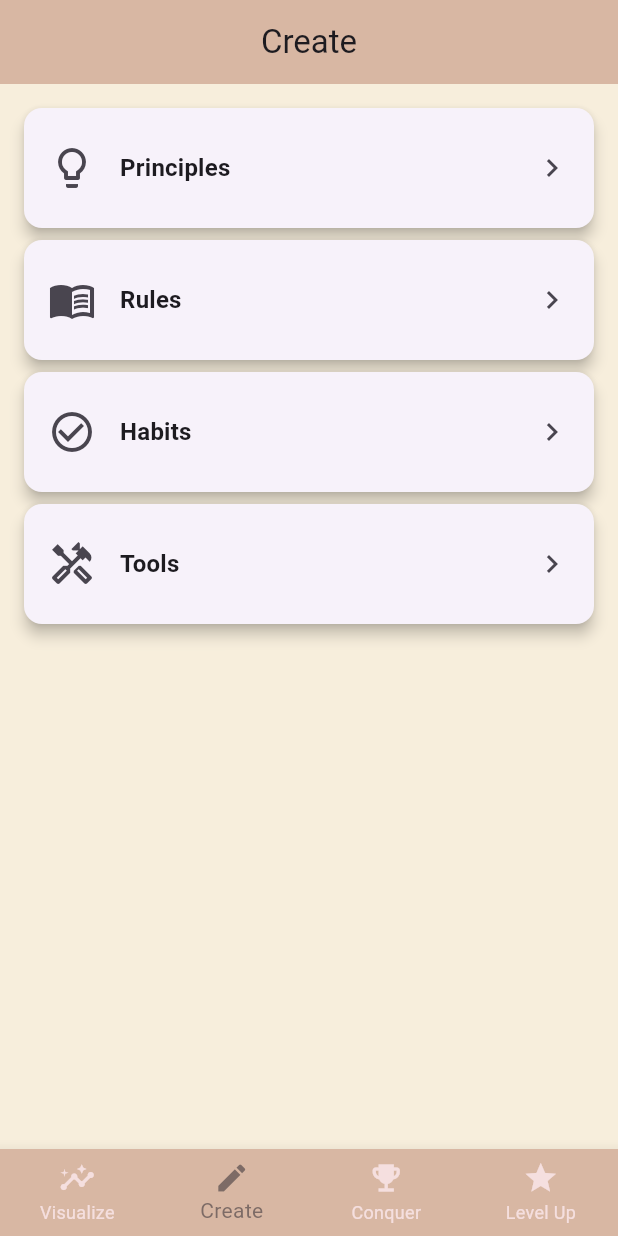
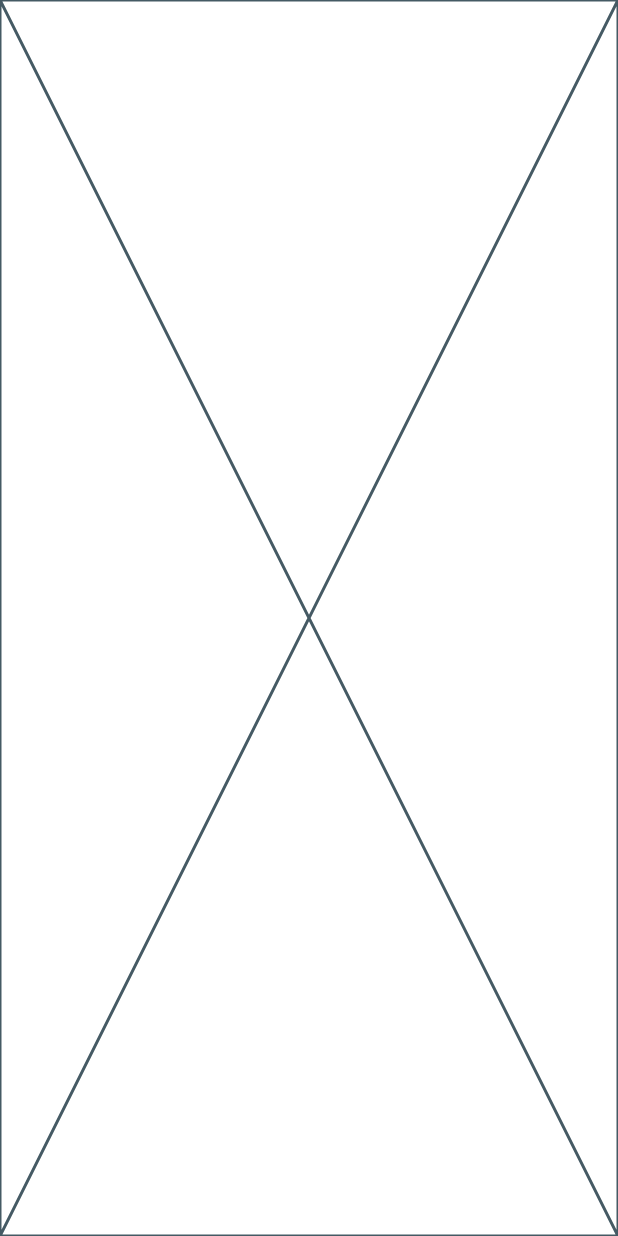
Before and after one commit to johnywakim02/strive-flow, a Flutter app: the CreatePage screen opened by its route, after a tap on "Habits", on a phone screen of 412 x 824 dp. Run offline on Flutter 3.47's test engine with Material 3 defaults, Android fonts, the phone set to English and light mode, and no system bars; our stand-ins replace flutter_markdown_plus, freezed_annotation, go_router, google_fonts, hive_ce, hive_ce_flutter; accounts and stored records are empty.

Commit message:
added the habits page and starting to work on it

```diff
--- a/lib/core/navigation/go_router_paths.dart
+++ b/lib/core/navigation/go_router_paths.dart
@@ -7,4 +7,5 @@ class GoRouterPaths {
   ];
   static String createPrinciple = '/create/principle';
   static String createRule = '/create/rule';
+  static String createHabit = '/create/habit';
 }
--- a/lib/core/navigation/go_router_routes.dart
+++ b/lib/core/navigation/go_router_routes.dart
@@ -6,6 +6,7 @@ import 'package:strive_flow/core/navigation/go_router_paths.dart';
 import 'package:strive_flow/core/provider/page_vm_providers.dart';
 import 'package:strive_flow/core/ui/pages/tabbed_scaffold.dart';
 import 'package:strive_flow/ui/create/create_page.dart';
+import 'package:strive_flow/ui/create/subpages/create_habit_subpage.dart';
 import 'package:strive_flow/ui/create/subpages/create_principle_subpage.dart';
 import 'package:strive_flow/ui/create/subpages/create_rule_subpage.dart';
 
@@ -26,6 +27,12 @@ GoRouter router = GoRouter(
       path: GoRouterPaths.createRule,
       builder: (context, state){
         return CreateRuleSubpage();
+      }
+    ),
+    GoRoute(
+      path: GoRouterPaths.createHabit,
+      builder: (context, state){
+        return CreateHabitSubpage();
       }
     ),
     ShellRoute(
--- a/lib/ui/create/create_page.dart
+++ b/lib/ui/create/create_page.dart
@@ -16,8 +16,8 @@ class CreatePage extends StatelessWidget{
     context.push(GoRouterPaths.createRule, extra: _selectedIndex);
   }
 
-  void handleHabitsOnTapped(){
-    debugPrint("To Implement");
+  void handleHabitsOnTapped(BuildContext context){
+    context.push(GoRouterPaths.createHabit, extra: _selectedIndex);
   }
 
   void handleToolsOnTapped(){
@@ -52,7 +52,7 @@ class CreatePage extends StatelessWidget{
             CreateOptionCard(
               title: "Habits",
               iconData: Icons.check_circle_outline,
-              onTap: handleHabitsOnTapped
+              onTap: () => handleHabitsOnTapped(context)
             ),
             CreateOptionCard(
               title: "Tools",
--- /dev/null
+++ b/lib/ui/create/subpages/create_habit_subpage.dart
@@ -0,0 +1,10 @@
+import 'package:flutter/material.dart';
+
+class CreateHabitSubpage extends StatelessWidget{
+  const CreateHabitSubpage({super.key});
+
+  @override
+  Widget build(BuildContext context) {
+    return Placeholder();
+  }
+}
```
